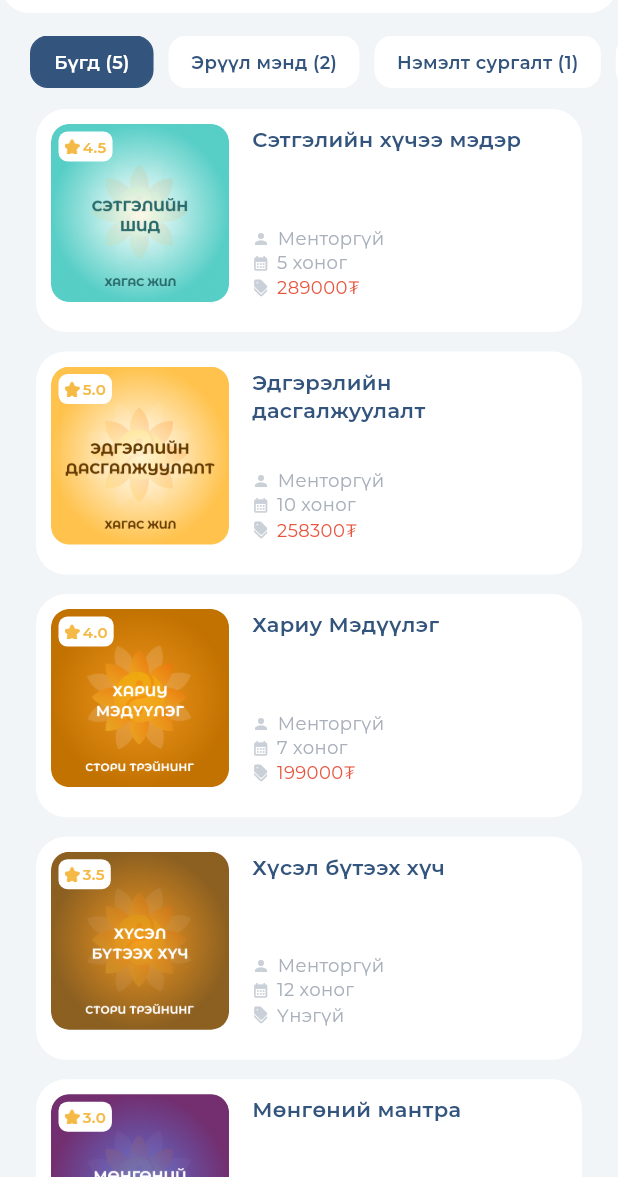
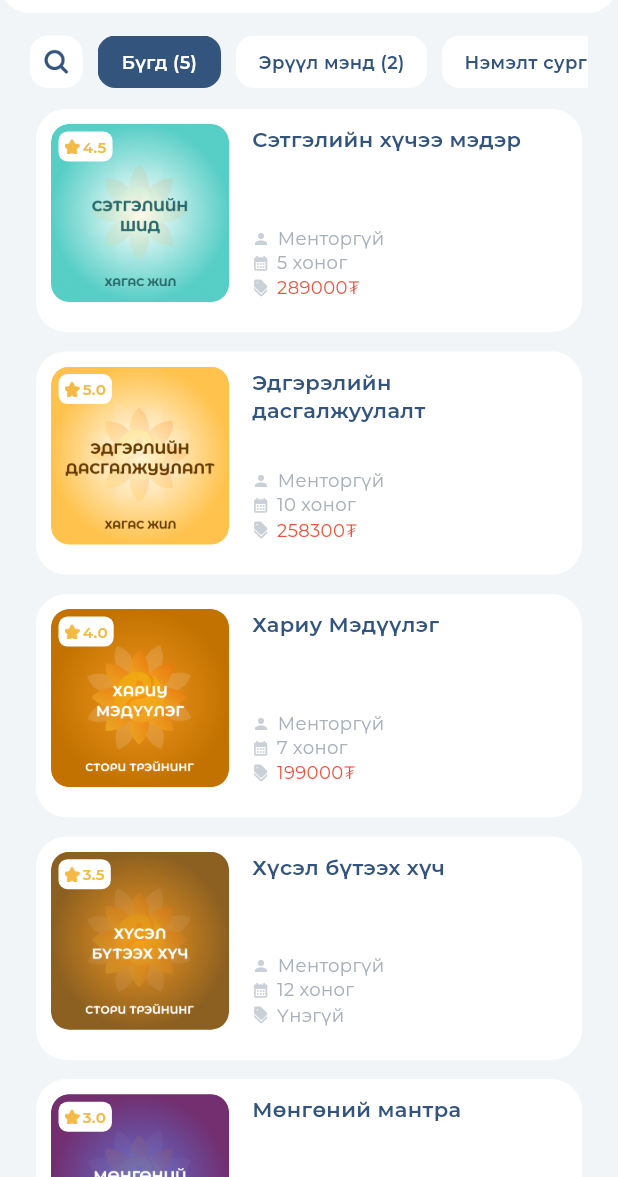
Before and after one commit to Todkhuu/audio_app, a Flutter app: the CategoriesScreen screen opened directly with empty values, on a phone screen of 412 x 824 dp, the part 59-1236 px from its top. Run offline on Flutter 3.47's test engine with Material 3 defaults, Android fonts, the light colour scheme and no system bars; our stand-ins replace audio_video_progress_bar, carousel_slider, dio, flutter_dash, google_fonts, just_audio and 1 more; accounts and stored records are empty.

Commit message:
add CategoriesRowWithSearch

```diff
--- a/lib/managers/categories_controller.dart
+++ b/lib/managers/categories_controller.dart
@@ -76,28 +76,31 @@ class CategoriesController extends ChangeNotifier {
     pageManager.downloadedLessonsNotifier.removeListener(_onLessonsChanged);
     super.dispose();
   }
-}
-
 
   // Search
-  // void searchLessons(String query) {
-  //   final lower = query.toLowerCase().trim();
-  //   if (lower.isEmpty) {
-  //     _searchResults.clear();
-  //     notifyListeners();
-  //     return;
-  //   }
+  void filterCategory(String query) {
+    final lower = query.toLowerCase().trim();
 
-  //   final allLessons = [
-  //     ...pageManager.assetsLessonsNotifier.value,
-  //     ...pageManager.downloadedLessonsNotifier.value,
-  //   ];
+    if (lower.isEmpty) {
+      // Хоосон query бол selected category-д тулгуурлан lessons харуулна
+      _updateFilteredLessons();
+      _searchResults.clear();
+    } else {
+      final allLessons = [
+        ...pageManager.assetsLessonsNotifier.value,
+        ...pageManager.downloadedLessonsNotifier.value,
+      ];
 
-  //   _searchResults = allLessons.where((lesson) {
-  //     return lesson.title.toLowerCase().contains(lower) ||
-  //         lesson.category.toLowerCase().contains(lower) ||
-  //         lesson.lessonDescription.toLowerCase().contains(lower);
-  //   }).toList();
+      _searchResults = allLessons.where((lesson) {
+        return lesson.title.toLowerCase().contains(lower) ||
+            lesson.category.toLowerCase().contains(lower) ||
+            lesson.lessonDescription.toLowerCase().contains(lower);
+      }).toList();
 
-  //   notifyListeners();
-  // }
+      // search үр дүнг filteredLessons болгож харагдуулна
+      _filteredLessons = _searchResults;
+    }
+
+    notifyListeners();
+  }
+}
--- a/lib/screens/category/categories_screen.dart
+++ b/lib/screens/category/categories_screen.dart
@@ -1,5 +1,5 @@
 import 'package:audio_app_2/common/screens_header.dart';
-import 'package:audio_app_2/screens/category/widgets/categories_row.dart';
+import 'package:audio_app_2/screens/category/widgets/categories_row_with_search.dart';
 import 'package:audio_app_2/screens/category/widgets/lessons_list.dart';
 import 'package:flutter/material.dart';
 import 'package:audio_app_2/managers/page_manager.dart';
@@ -48,7 +48,7 @@ class _CategoriesScreenState extends State<CategoriesScreen>
         builder: (context, child) {
           return Column(
             children: [
-              CategoriesRow(controller: controller),
+              CategoriesRowWithSearch(controller: controller),
               Expanded(
                 child: LessonsList(
                   controller: controller,
--- a/lib/screens/category/widgets/categories_row.dart
+++ /dev/null
@@ -1,42 +0,0 @@
-import 'package:audio_app_2/screens/category/widgets/category_chip_widget.dart';
-import 'package:audio_app_2/managers/categories_controller.dart';
-import 'package:flutter/material.dart';
-
-class CategoriesRow extends StatelessWidget {
-  const CategoriesRow({super.key, required this.controller});
-  final CategoriesController controller;
-
-  @override
-  Widget build(BuildContext context) {
-    return Container(
-      padding: const EdgeInsets.only(top: 15, bottom: 0),
-      child: Row(
-        children: [
-          Expanded(
-            child: SizedBox(
-              height: 35,
-              child: ListView.builder(
-                scrollDirection: Axis.horizontal,
-                itemCount: controller.categoryNames.length,
-                itemBuilder: (context, index) {
-                  final category = controller.categoryNames[index];
-                  return Container(
-                    margin: EdgeInsets.only(left: index == 0 ? 20 : 10),
-                    child: CategoryChipWidget(
-                      categoryName: category,
-                      isSelected: controller.isSelected(category),
-                      lessonCount: controller.getLessonCount(category),
-                      onTap: () {
-                        controller.selectCategory(category);
-                      },
-                    ),
-                  );
-                },
-              ),
-            ),
-          ),
-        ],
-      ),
-    );
-  }
-}
--- /dev/null
+++ b/lib/screens/category/widgets/categories_row_with_search.dart
@@ -0,0 +1,112 @@
+import 'package:audio_app_2/managers/categories_controller.dart';
+import 'package:audio_app_2/screens/category/widgets/category_chip_widget.dart';
+import 'package:flutter/material.dart';
+
+class CategoriesRowWithSearch extends StatefulWidget {
+  final CategoriesController controller;
+  const CategoriesRowWithSearch({super.key, required this.controller});
+
+  @override
+  State<CategoriesRowWithSearch> createState() =>
+      _CategoriesRowWithSearchState();
+}
+
+class _CategoriesRowWithSearchState extends State<CategoriesRowWithSearch> {
+  bool _isSearching = false;
+
+  @override
+  Widget build(BuildContext context) {
+    final screenWidth = MediaQuery.of(context).size.width;
+    final searchWidth = _isSearching ? screenWidth - 180.0 : 0.0;
+
+    return Padding(
+      padding: const EdgeInsets.only(top: 15, left: 20, right: 20),
+      child: Row(
+        children: [
+          GestureDetector(
+            onTap: () {
+              setState(() {
+                _isSearching = !_isSearching;
+              });
+            },
+            child: Container(
+              width: 35,
+              height: 35,
+              decoration: BoxDecoration(
+                color: Colors.white,
+                borderRadius: BorderRadius.circular(12),
+              ),
+              alignment: Alignment.center,
+              child: Image.asset(
+                'assets/images/category/search.png',
+                width: 18,
+
+                fit: BoxFit.contain,
+              ),
+            ),
+          ),
+
+          const SizedBox(width: 10),
+          // Animated search input
+          Padding(
+            padding: EdgeInsets.only(right: _isSearching ? 10.0 : 0.0),
+            child: AnimatedContainer(
+              duration: const Duration(milliseconds: 300),
+              width: searchWidth,
+              height: 35,
+              curve: Curves.easeInOut,
+              child: _isSearching
+                  ? TextField(
+                      autofocus: true,
+                      decoration: InputDecoration(
+                        hintText: "Хичээлийн нэрээр хайх",
+                        hintStyle: TextStyle(
+                          color: Color(0xFFA9B0BB),
+                          fontSize: 12,
+                        ),
+                        contentPadding: const EdgeInsets.symmetric(
+                          horizontal: 10,
+                        ),
+                        fillColor: Colors.white,
+                        filled: true,
+                        border: OutlineInputBorder(
+                          borderRadius: BorderRadius.circular(12),
+                          borderSide: BorderSide.none,
+                        ),
+                      ),
+                      onChanged: (value) {
+                        widget.controller.filterCategory(value);
+                      },
+                    )
+                  : null,
+            ),
+          ),
+          // Chips row
+          Expanded(
+            child: SizedBox(
+              height: 35,
+              child: ListView.builder(
+                scrollDirection: Axis.horizontal,
+                itemCount: widget.controller.categoryNames.length,
+                itemBuilder: (context, index) {
+                  final category = widget.controller.categoryNames[index];
+                  return Container(
+                    margin: EdgeInsets.only(left: index == 0 ? 0 : 10),
+                    child: CategoryChipWidget(
+                      categoryName: category,
+                      isSelected: widget.controller.isSelected(category),
+                      lessonCount: widget.controller.getLessonCount(category),
+                      onTap: () {
+                        widget.controller.selectCategory(category);
+                      },
+                    ),
+                  );
+                },
+              ),
+            ),
+          ),
+        ],
+      ),
+    );
+  }
+}
--- a/pubspec.yaml
+++ b/pubspec.yaml
@@ -50,3 +50,4 @@ flutter:
     - assets/images/settings/
     - assets/images/flag/
     - assets/images/signup/
+    - assets/images/category/
```
Also changed, not shown: assets/images/category/search.png (added).
